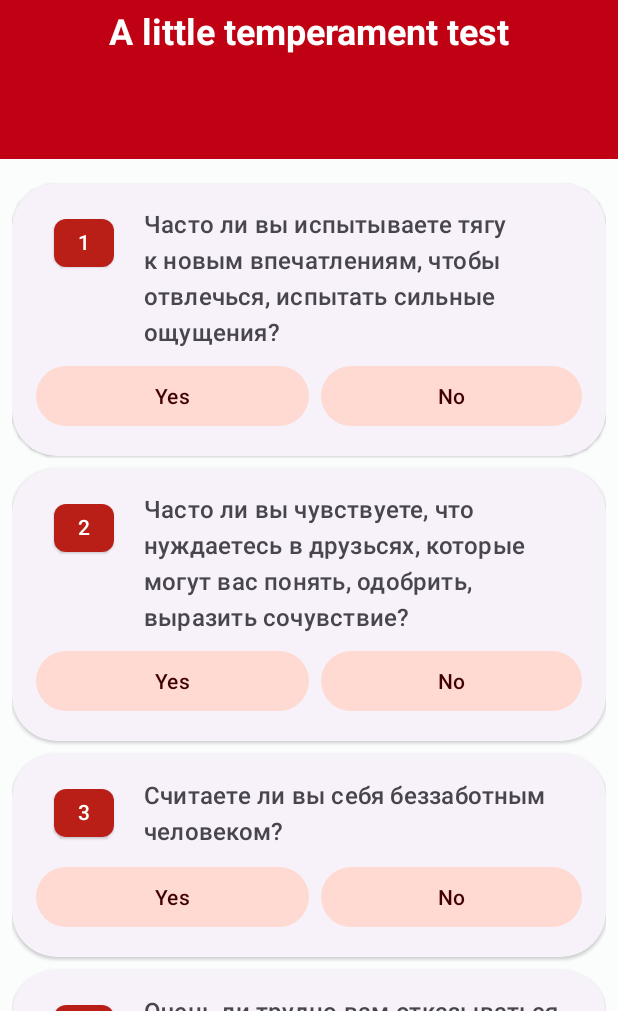
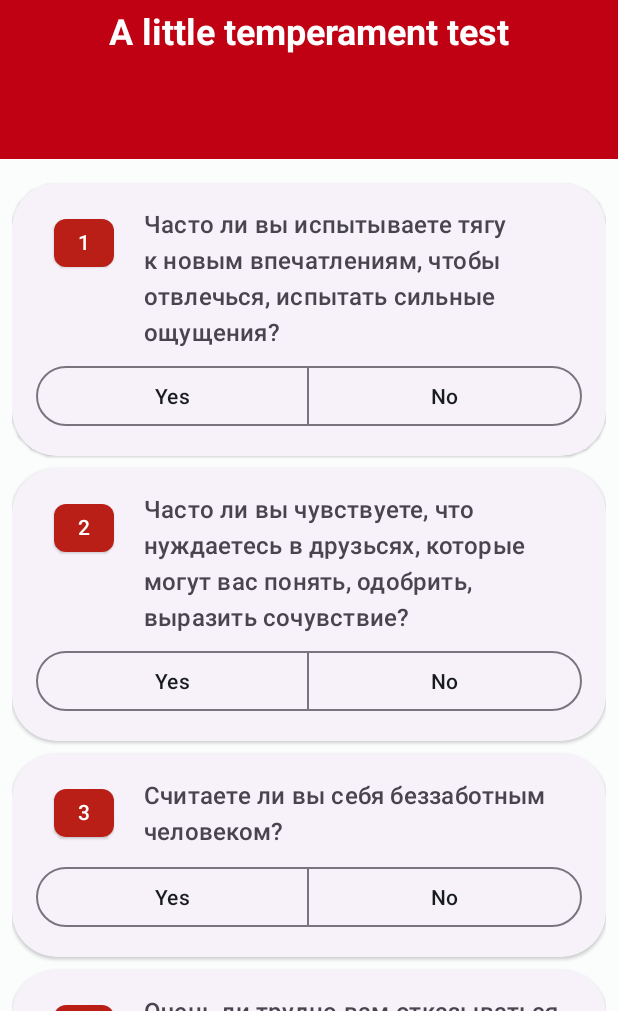
Before and after one commit to KonstantIMP/ptest, an Android app: the screen it shows after launch (MainActivity), on a phone screen of 412 x 824 dp, the part 225-1236 px from its top. Run offline under Robolectric (Android 15) with nearby library versions, the phone set to English and light mode, and no system bars.

Commit message:
Update view_question.xml
* Add Id for the toggled group
* Change buttons style

```diff
--- a/app/src/main/res/layout/view_question.xml
+++ b/app/src/main/res/layout/view_question.xml
@@ -38,11 +38,12 @@
 
         </LinearLayout>
 
-        <LinearLayout
+        <com.google.android.material.button.MaterialButtonToggleGroup
+            android:id="@+id/qv_toggle_group"
             android:layout_width="match_parent"
             android:layout_height="wrap_content"
-            android:orientation="horizontal"
-            android:layout_marginTop="8dp">
+            android:layout_marginTop="8dp"
+            app:singleSelection="true">
 
             <com.google.android.material.button.MaterialButton
                 android:id="@+id/qv_yes_btn"
@@ -50,17 +51,17 @@
                 android:layout_width="match_parent"
                 android:layout_height="wrap_content"
                 android:text="@string/qv_yes_btn"
-                style="@style/Widget.Material3.Button.TonalButton"/>
+                style="@style/Widget.Material3.Button.OutlinedButton"/>
 
             <com.google.android.material.button.MaterialButton
                 android:id="@+id/qv_no_btn"
-                android:layout_marginStart="8dp"
                 android:layout_weight="1"
                 android:layout_width="match_parent"
                 android:layout_height="wrap_content"
                 android:text="@string/qv_no_btn"
-                style="@style/Widget.Material3.Button.TonalButton" />
-        </LinearLayout>
+                style="@style/Widget.Material3.Button.OutlinedButton"/>
+
+        </com.google.android.material.button.MaterialButtonToggleGroup>
     </LinearLayout>
 
 </com.google.android.material.card.MaterialCardView>
```
